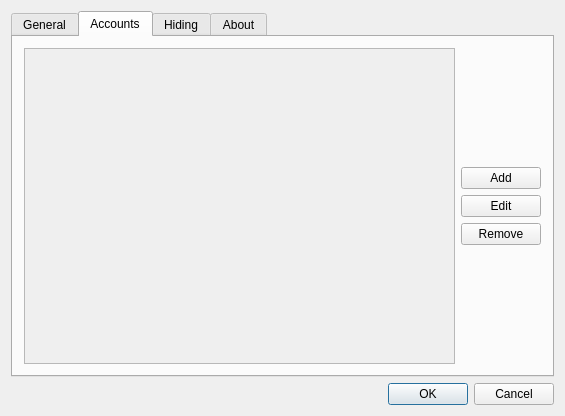
Old version of the form src/dialogsettings.ui in the repository gyunaev/birdtray.
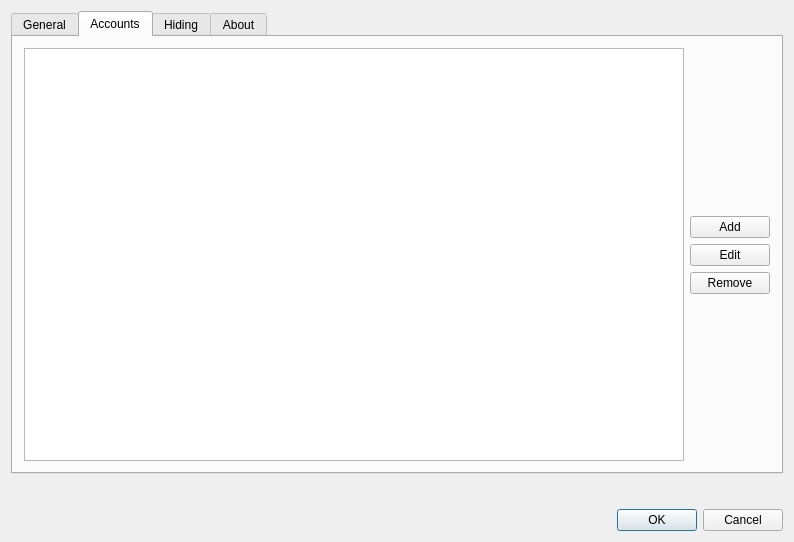
New version of the form. The open tabs and pages were chosen to show the change. Icons and pictures are not drawn. Custom widgets are drawn as their Qt base class.

Commit message: Reenabled account tree (accidentally disabled)

Patch:
```diff
--- a/src/dialogsettings.ui
+++ b/src/dialogsettings.ui
@@ -6,8 +6,8 @@
    <rect>
     <x>0</x>
     <y>0</y>
-    <width>556</width>
-    <height>416</height>
+    <width>794</width>
+    <height>542</height>
    </rect>
   </property>
   <property name="windowTitle">
@@ -226,7 +226,7 @@
        <item>
         <widget class="QTreeView" name="treeAccounts">
          <property name="enabled">
-          <bool>false</bool>
+          <bool>true</bool>
          </property>
          <property name="rootIsDecorated">
           <bool>false</bool>
```
Left out of the diff: 2 changed lines with no effect on the pictures.
